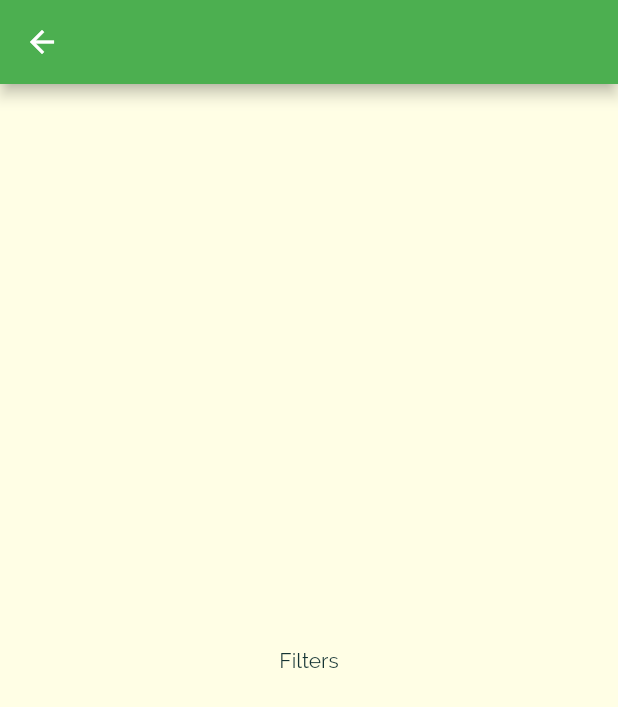
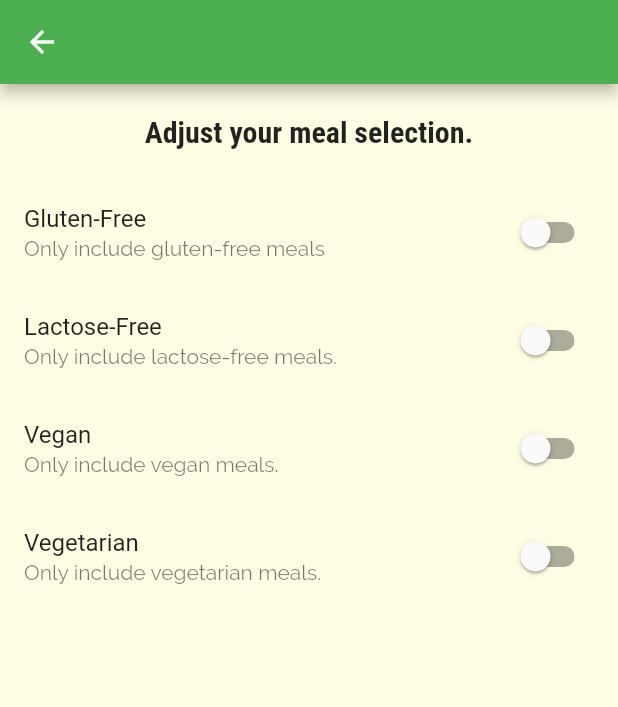
Before and after one commit to marcellus-saputra/udemy_meals_app, a Flutter app: the FiltersScreen screen opened by its route, on a phone screen of 412 x 824 dp. Shown: the top 707 px of the screen. Run offline on Flutter 3.47's test engine with Material 2 defaults, Android fonts, the phone set to English and light mode, and no system bars.

Commit message:
Filled filter screen

```diff
--- a/lib/screens/filters_screen.dart
+++ b/lib/screens/filters_screen.dart
@@ -1,12 +1,93 @@
 import 'package:flutter/material.dart';
 
-class FiltersScreen extends StatelessWidget {
+class FiltersScreen extends StatefulWidget {
   static const routeName = '/filters';
+
+  @override
+  State<FiltersScreen> createState() => _FiltersScreenState();
+}
+
+class _FiltersScreenState extends State<FiltersScreen> {
+  bool _glutenFree = false;
+  bool _vegetarian = false;
+  bool _vegan = false;
+  bool _lactoseFree = false;
+
+  Widget _buildSwitchListTile(
+    bool mealFilter,
+    String title,
+    String subtitle,
+    Function updateValue,
+  ) {
+    return SwitchListTile(
+      title: Text(title),
+      value: mealFilter,
+      subtitle: Text(subtitle),
+      onChanged: updateValue,
+    );
+  }
+
   @override
   Widget build(BuildContext context) {
     return Scaffold(
       appBar: AppBar(),
-      body: Center(child: Text('Filters')),
+      body: Column(
+        children: [
+          Container(
+            padding: EdgeInsets.all(20),
+            child: Text(
+              'Adjust your meal selection.',
+              style: Theme.of(context).textTheme.titleLarge,
+            ),
+          ),
+          Expanded(
+            child: ListView(
+              children: [
+                _buildSwitchListTile(
+                  _glutenFree,
+                  'Gluten-Free',
+                  'Only include gluten-free meals',
+                  (newValue) {
+                    setState(() {
+                      _glutenFree = newValue;
+                    });
+                  },
+                ),
+                _buildSwitchListTile(
+                  _lactoseFree,
+                  'Lactose-Free',
+                  'Only include lactose-free meals.',
+                  (newValue) {
+                    setState(() {
+                      _lactoseFree = newValue;
+                    });
+                  },
+                ),
+                _buildSwitchListTile(
+                  _vegan,
+                  'Vegan',
+                  'Only include vegan meals.',
+                  (newValue) {
+                    setState(() {
+                      _vegan = newValue;
+                    });
+                  },
+                ),
+                _buildSwitchListTile(
+                  _vegetarian,
+                  'Vegetarian',
+                  'Only include vegetarian meals.',
+                  (newValue) {
+                    setState(() {
+                      _vegetarian = newValue;
+                    });
+                  },
+                ),
+              ],
+            ),
+          ),
+        ],
+      ),
     );
   }
 }
```
